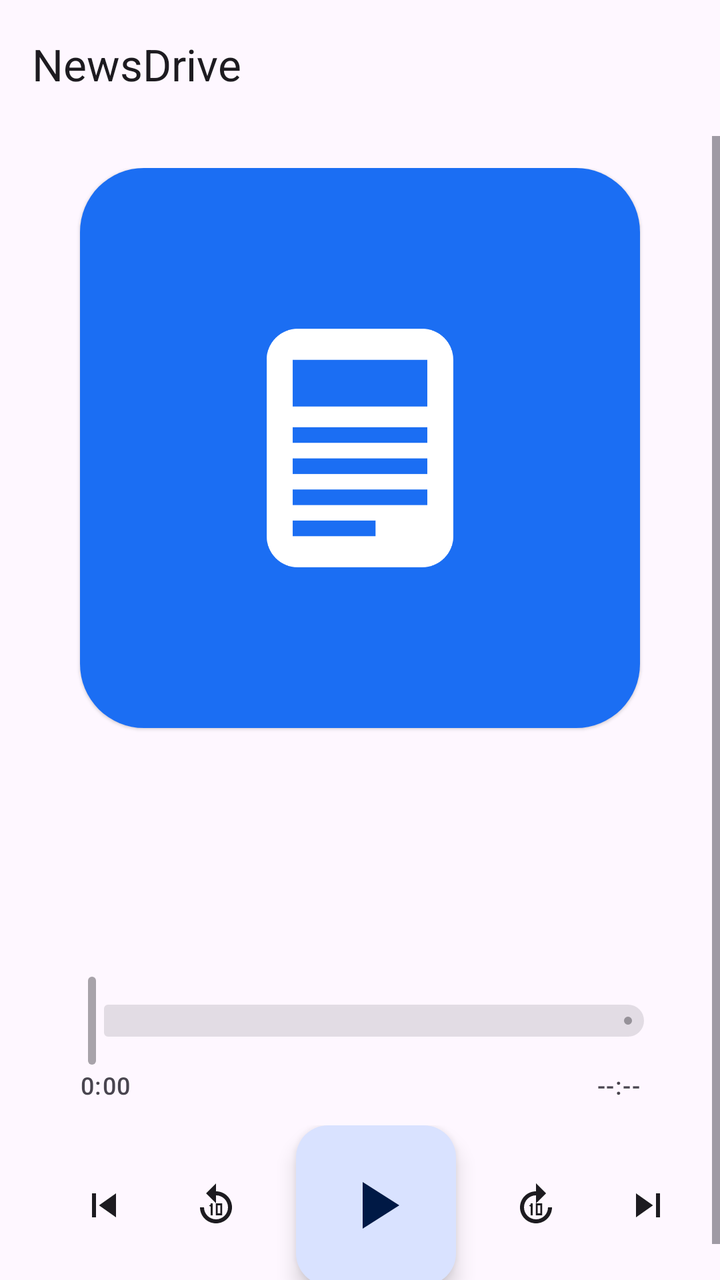
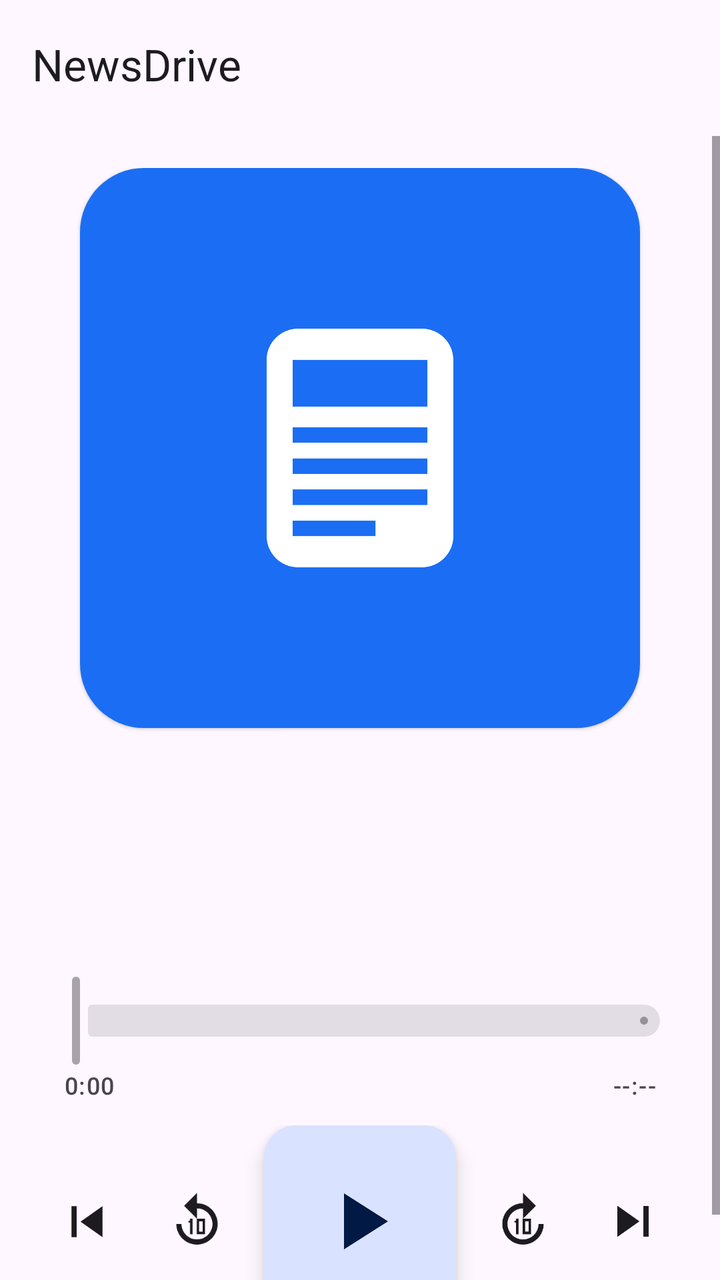

An Android layout rendered at two revisions. The XML below is the earlier revision; the diff shows what the commit changed to produce the second picture.
<!-- AndroidManifest.xml: application theme Theme.NewsDrive -->
<!-- res/layout/activity_main.xml -->
<?xml version="1.0" encoding="utf-8"?>
<LinearLayout xmlns:android="http://schemas.android.com/apk/res/android"
    xmlns:app="http://schemas.android.com/apk/res-auto"
    android:id="@+id/root"
    android:layout_width="match_parent"
    android:layout_height="match_parent"
    android:background="?attr/colorSurface"
    android:fitsSystemWindows="true"
    android:orientation="vertical">

    <com.google.android.material.appbar.MaterialToolbar
        android:id="@+id/toolbar"
        android:layout_width="match_parent"
        android:layout_height="?attr/actionBarSize"
        app:title="@string/app_name" />

    <com.google.android.material.progressindicator.LinearProgressIndicator
        android:id="@+id/refreshProgress"
        android:layout_width="match_parent"
        android:layout_height="wrap_content"
        android:indeterminate="true"
        android:visibility="invisible" />

    <ScrollView
        android:layout_width="match_parent"
        android:layout_height="0dp"
        android:layout_weight="1"
        android:fillViewport="true">

        <LinearLayout
            android:layout_width="match_parent"
            android:layout_height="wrap_content"
            android:gravity="center"
            android:orientation="vertical"
            android:paddingHorizontal="24dp"
            android:paddingVertical="16dp">

            <com.google.android.material.card.MaterialCardView
                style="?attr/materialCardViewElevatedStyle"
                android:layout_width="280dp"
                android:layout_height="280dp"
                app:cardCornerRadius="32dp">

                <ImageView
                    android:id="@+id/artwork"
                    android:layout_width="match_parent"
                    android:layout_height="match_parent"
                    android:contentDescription="@string/artwork"
                    android:scaleType="centerCrop"
                    android:src="@drawable/ic_news" />
            </com.google.android.material.card.MaterialCardView>

            <TextView
                android:id="@+id/title"
                android:layout_width="match_parent"
                android:layout_height="wrap_content"
                android:layout_marginTop="28dp"
                android:gravity="center"
                android:textAppearance="?attr/textAppearanceHeadlineSmall"
                android:textColor="?attr/colorOnSurface" />

            <TextView
                android:id="@+id/subtitle"
                android:layout_width="match_parent"
                android:layout_height="wrap_content"
                android:layout_marginTop="4dp"
                android:gravity="center"
                android:textAppearance="?attr/textAppearanceBodyMedium"
                android:textColor="?attr/colorOnSurfaceVariant" />

            <TextView
                android:id="@+id/queueInfo"
                android:layout_width="match_parent"
                android:layout_height="wrap_content"
                android:layout_marginTop="4dp"
                android:gravity="center"
                android:textAppearance="?attr/textAppearanceLabelLarge"
                android:textColor="?attr/colorPrimary" />

            <com.google.android.material.slider.Slider
                android:id="@+id/seek"
                android:layout_width="match_parent"
                android:layout_height="wrap_content"
                android:layout_marginTop="16dp"
                android:enabled="false"
                android:valueFrom="0.0"
                android:valueTo="1.0"
                app:labelBehavior="gone" />

            <LinearLayout
                android:layout_width="match_parent"
                android:layout_height="wrap_content"
                android:orientation="horizontal"
                android:paddingHorizontal="16dp">

                <TextView
                    android:id="@+id/position"
                    android:layout_width="0dp"
                    android:layout_height="wrap_content"
                    android:layout_weight="1"
                    android:text="0:00"
                    android:textAppearance="?attr/textAppearanceLabelMedium"
                    android:textColor="?attr/colorOnSurfaceVariant" />

                <TextView
                    android:id="@+id/duration"
                    android:layout_width="0dp"
                    android:layout_height="wrap_content"
                    android:layout_weight="1"
                    android:gravity="end"
                    android:text="--:--"
                    android:textAppearance="?attr/textAppearanceLabelMedium"
                    android:textColor="?attr/colorOnSurfaceVariant" />
            </LinearLayout>

            <LinearLayout
                android:layout_width="wrap_content"
                android:layout_height="wrap_content"
                android:layout_marginTop="12dp"
                android:gravity="center_vertical"
                android:orientation="horizontal">

                <ImageButton
                    android:id="@+id/btnPrev"
                    android:layout_width="56dp"
                    android:layout_height="56dp"
                    android:background="?android:attr/selectableItemBackgroundBorderless"
                    android:contentDescription="@string/previous"
                    android:src="@drawable/ic_skip_previous"
                    android:tint="?attr/colorOnSurface" />

                <ImageButton
                    android:id="@+id/btnBack"
                    android:layout_width="56dp"
                    android:layout_height="56dp"
                    android:background="?android:attr/selectableItemBackgroundBorderless"
                    android:contentDescription="@string/back10"
                    android:src="@drawable/ic_replay_10"
                    android:tint="?attr/colorOnSurface" />

                <com.google.android.material.floatingactionbutton.FloatingActionButton
                    android:id="@+id/btnPlay"
                    android:layout_width="wrap_content"
                    android:layout_height="wrap_content"
                    android:layout_marginHorizontal="12dp"
                    android:contentDescription="@string/play"
                    app:fabCustomSize="80dp"
                    app:maxImageSize="40dp"
                    app:srcCompat="@drawable/ic_play"
                    app:tint="?attr/colorOnPrimaryContainer" />

                <ImageButton
                    android:id="@+id/btnForward"
                    android:layout_width="56dp"
                    android:layout_height="56dp"
                    android:background="?android:attr/selectableItemBackgroundBorderless"
                    android:contentDescription="@string/forward10"
                    android:src="@drawable/ic_forward_10"
                    android:tint="?attr/colorOnSurface" />

                <ImageButton
                    android:id="@+id/btnNext"
                    android:layout_width="56dp"
                    android:layout_height="56dp"
                    android:background="?android:attr/selectableItemBackgroundBorderless"
                    android:contentDescription="@string/next"
                    android:src="@drawable/ic_skip_next"
                    android:tint="?attr/colorOnSurface" />
            </LinearLayout>
        </LinearLayout>
    </ScrollView>
</LinearLayout>
<!-- resources referenced by this layout -->
<resources>
  <!-- drawable ic_forward_10 (drawable) -->
  <?xml version="1.0" encoding="utf-8"?>
  <vector xmlns:android="http://schemas.android.com/apk/res/android"
      android:width="24dp"
      android:height="24dp"
      android:viewportWidth="24"
      android:viewportHeight="24">
      <path
          android:fillColor="#FFFFFF"
          android:pathData="M12,5V1l5,5 -5,5V7c-3.31,0 -6,2.69 -6,6s2.69,6 6,6 6,-2.69 6,-6h2c0,4.42 -3.58,8 -8,8s-8,-3.58 -8,-8 3.58,-8 8,-8z" />
      <path
          android:fillColor="#FFFFFF"
          android:fillType="evenOdd"
          android:pathData="M9.3,11h1v6h-1zM8.5,12.2l0.8,-0.6v1z M11.9,11h3.2v6h-3.2zM12.8,12v4h1.4v-4z" />
  </vector>
  <!-- drawable ic_news (drawable) -->
  <?xml version="1.0" encoding="utf-8"?>
  <vector xmlns:android="http://schemas.android.com/apk/res/android"
      android:width="108dp"
      android:height="108dp"
      android:viewportWidth="108"
      android:viewportHeight="108">
      <path
          android:fillColor="#1B6EF3"
          android:pathData="M0,0h108v108h-108z" />
      <path
          android:fillColor="#FFFFFF"
          android:fillType="evenOdd"
          android:pathData="M42,31h24c3.3,0 6,2.7 6,6v34c0,3.3 -2.7,6 -6,6H42c-3.3,0 -6,-2.7 -6,-6V37c0,-3.3 2.7,-6 6,-6zM41,37h26v9H41zM41,50h26v3H41zM41,56h26v3H41zM41,62h26v3H41zM41,68h16v3H41z" />
  </vector>
  <!-- drawable ic_play (drawable) -->
  <?xml version="1.0" encoding="utf-8"?>
  <vector xmlns:android="http://schemas.android.com/apk/res/android"
      android:width="24dp"
      android:height="24dp"
      android:viewportWidth="24"
      android:viewportHeight="24">
      <path
          android:fillColor="#FFFFFF"
          android:pathData="M8,5v14l11,-7z" />
  </vector>
  <!-- drawable ic_replay_10 (drawable) -->
  <?xml version="1.0" encoding="utf-8"?>
  <vector xmlns:android="http://schemas.android.com/apk/res/android"
      android:width="24dp"
      android:height="24dp"
      android:viewportWidth="24"
      android:viewportHeight="24">
      <path
          android:fillColor="#FFFFFF"
          android:pathData="M12,5V1L7,6l5,5V7c3.31,0 6,2.69 6,6s-2.69,6 -6,6 -6,-2.69 -6,-6H4c0,4.42 3.58,8 8,8s8,-3.58 8,-8 -3.58,-8 -8,-8z" />
      <path
          android:fillColor="#FFFFFF"
          android:fillType="evenOdd"
          android:pathData="M9.3,11h1v6h-1zM8.5,12.2l0.8,-0.6v1z M11.9,11h3.2v6h-3.2zM12.8,12v4h1.4v-4z" />
  </vector>
  <!-- drawable ic_skip_next (drawable) -->
  <?xml version="1.0" encoding="utf-8"?>
  <vector xmlns:android="http://schemas.android.com/apk/res/android"
      android:width="24dp"
      android:height="24dp"
      android:viewportWidth="24"
      android:viewportHeight="24">
      <path
          android:fillColor="#FFFFFF"
          android:pathData="M6,18l8.5,-6L6,6v12zM16,6v12h2V6h-2z" />
  </vector>
  <!-- drawable ic_skip_previous (drawable) -->
  <?xml version="1.0" encoding="utf-8"?>
  <vector xmlns:android="http://schemas.android.com/apk/res/android"
      android:width="24dp"
      android:height="24dp"
      android:viewportWidth="24"
      android:viewportHeight="24">
      <path
          android:fillColor="#FFFFFF"
          android:pathData="M6,6h2v12H6zM9.5,12l8.5,6V6z" />
  </vector>
  <string name="app_name">NewsDrive</string>
  <string name="artwork">Station artwork</string>
  <string name="back10">Back 10 seconds</string>
  <string name="forward10">Forward 10 seconds</string>
  <string name="next">Next bulletin</string>
  <string name="play">Play</string>
  <string name="previous">Previous bulletin</string>
  <style name="Theme.NewsDrive" parent="Theme.Material3.DayNight.NoActionBar">
          <item name="colorPrimary">#0B5BD3</item>
          <item name="colorOnPrimary">#FFFFFF</item>
          <item name="colorPrimaryContainer">#D9E2FF</item>
          <item name="colorOnPrimaryContainer">#001945</item>
      </style>
</resources>

<!-- the commit's change to res/layout/activity_main.xml (unified diff, before → after) -->
@@ -32,7 +32,7 @@
             android:layout_height="wrap_content"
             android:gravity="center"
             android:orientation="vertical"
-            android:paddingHorizontal="24dp"
+            android:paddingHorizontal="16dp"
             android:paddingVertical="16dp">
 
             <com.google.android.material.card.MaterialCardView
@@ -114,7 +114,7 @@
             </LinearLayout>
 
             <LinearLayout
-                android:layout_width="wrap_content"
+                android:layout_width="match_parent"
                 android:layout_height="wrap_content"
                 android:layout_marginTop="12dp"
                 android:gravity="center_vertical"
@@ -122,18 +122,24 @@
 
                 <ImageButton
                     android:id="@+id/btnPrev"
-                    android:layout_width="56dp"
-                    android:layout_height="56dp"
+                    android:layout_width="0dp"
+                    android:layout_height="72dp"
+                    android:layout_weight="1"
                     android:background="?android:attr/selectableItemBackgroundBorderless"
+                    android:padding="12dp"
+                    android:scaleType="fitCenter"
                     android:contentDescription="@string/previous"
                     android:src="@drawable/ic_skip_previous"
                     android:tint="?attr/colorOnSurface" />
 
                 <ImageButton
                     android:id="@+id/btnBack"
-                    android:layout_width="56dp"
-                    android:layout_height="56dp"
+                    android:layout_width="0dp"
+                    android:layout_height="72dp"
+                    android:layout_weight="1"
                     android:background="?android:attr/selectableItemBackgroundBorderless"
+                    android:padding="12dp"
+                    android:scaleType="fitCenter"
                     android:contentDescription="@string/back10"
                     android:src="@drawable/ic_replay_10"
                     android:tint="?attr/colorOnSurface" />
@@ -142,27 +148,33 @@
                     android:id="@+id/btnPlay"
                     android:layout_width="wrap_content"
                     android:layout_height="wrap_content"
-                    android:layout_marginHorizontal="12dp"
+                    android:layout_marginHorizontal="6dp"
                     android:contentDescription="@string/play"
-                    app:fabCustomSize="80dp"
-                    app:maxImageSize="40dp"
+                    app:fabCustomSize="96dp"
+                    app:maxImageSize="48dp"
                     app:srcCompat="@drawable/ic_play"
                     app:tint="?attr/colorOnPrimaryContainer" />
 
                 <ImageButton
                     android:id="@+id/btnForward"
-                    android:layout_width="56dp"
-                    android:layout_height="56dp"
+                    android:layout_width="0dp"
+                    android:layout_height="72dp"
+                    android:layout_weight="1"
                     android:background="?android:attr/selectableItemBackgroundBorderless"
+                    android:padding="12dp"
+                    android:scaleType="fitCenter"
                     android:contentDescription="@string/forward10"
                     android:src="@drawable/ic_forward_10"
                     android:tint="?attr/colorOnSurface" />
 
                 <ImageButton
                     android:id="@+id/btnNext"
-                    android:layout_width="56dp"
-                    android:layout_height="56dp"
+                    android:layout_width="0dp"
+                    android:layout_height="72dp"
+                    android:layout_weight="1"
                     android:background="?android:attr/selectableItemBackgroundBorderless"
+                    android:padding="12dp"
+                    android:scaleType="fitCenter"
                     android:contentDescription="@string/next"
                     android:src="@drawable/ic_skip_next"
                     android:tint="?attr/colorOnSurface" />
